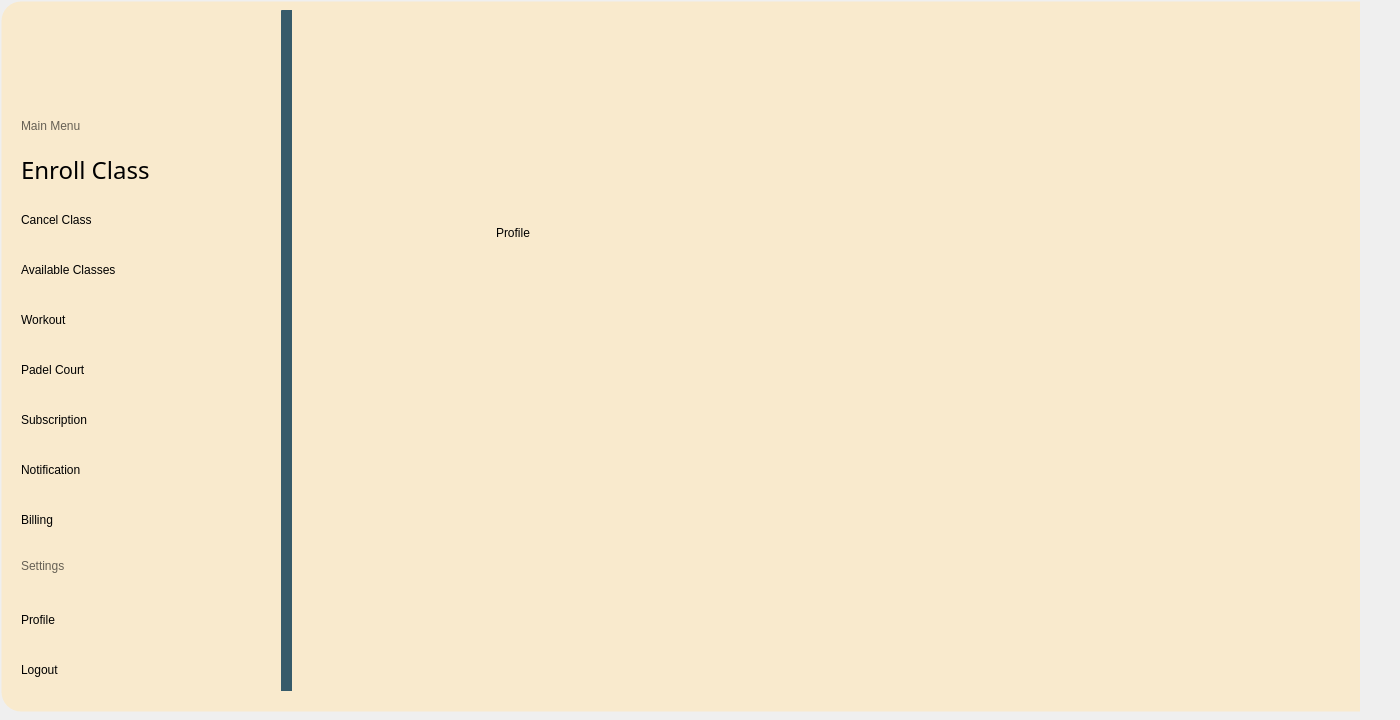
Qt form mainwindow.ui (YousefElbooz/FullGymProject) before a commit.
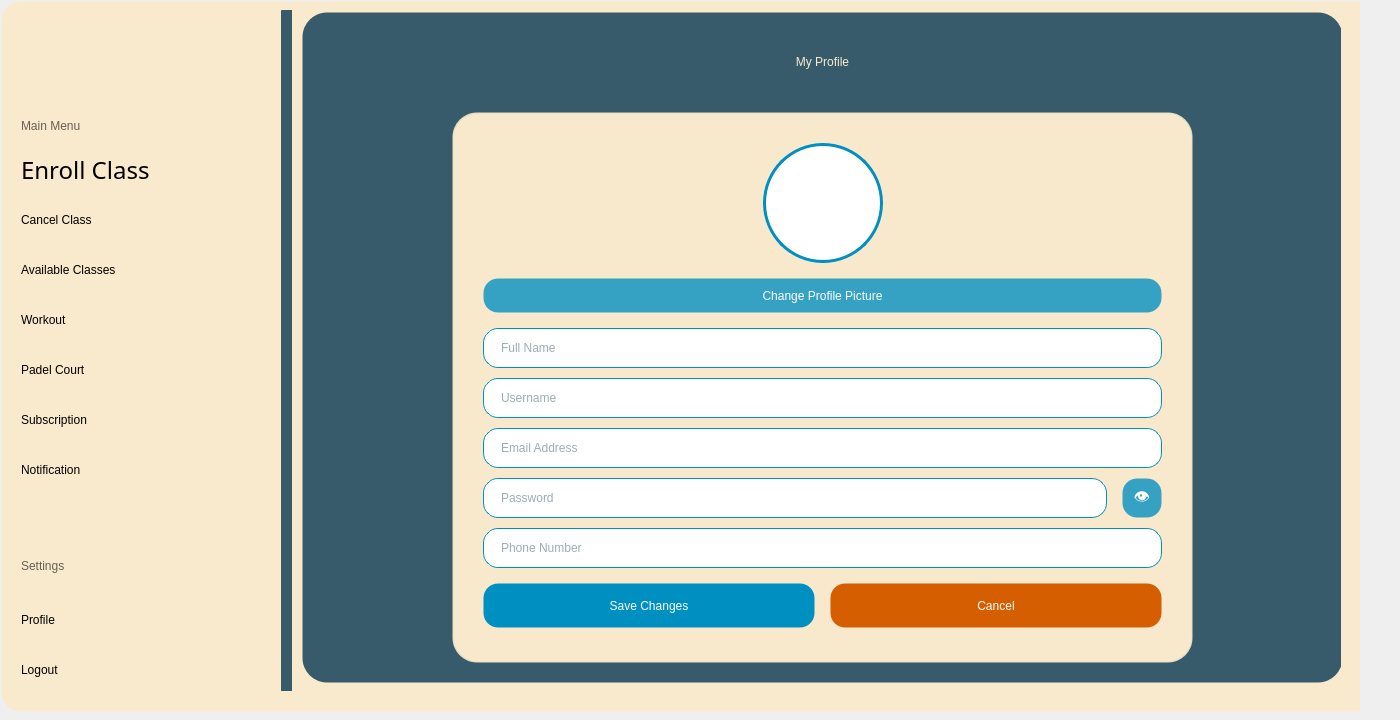
The same form after that commit. The open tabs and pages were chosen to show the change. Icons and pictures are not drawn.

```diff
--- a/mainwindow.ui
+++ b/mainwindow.ui
@@ -3831,7 +3831,7 @@
         <property name="geometry">
          <rect>
           <x>10</x>
-          <y>490</y>
+          <y>30</y>
           <width>241</width>
           <height>40</height>
          </rect>
@@ -4779,27 +4779,502 @@
         <widget class="QWidget" name="widget_28" native="true">
          <property name="geometry">
           <rect>
-           <x>-10</x>
+           <x>0</x>
            <y>0</y>
-           <width>1051</width>
-           <height>691</height>
+           <width>1041</width>
+           <height>671</height>
           </rect>
          </property>
-         <widget class="QLabel" name="label_231">
+         <property name="styleSheet">
+          <string notr="true">background-color: rgb(55, 91, 106);border-radius: 25px;</string>
+         </property>
+         <widget class="QLabel" name="profileTitleLabel">
           <property name="geometry">
            <rect>
-            <x>200</x>
-            <y>170</y>
-            <width>291</width>
-            <height>101</height>
+            <x>0</x>
+            <y>20</y>
+            <width>1041</width>
+            <height>60</height>
            </rect>
           </property>
           <property name="styleSheet">
-           <string notr="true">color: rgb(0, 0, 0);</string>
+           <string notr="true">color: rgb(249, 234, 205);background-color: transparent;font: 36pt &quot;Yeasty Flavors&quot;;</string>
           </property>
           <property name="text">
-           <string>Profile</string>
+           <string>My Profile</string>
           </property>
+          <property name="alignment">
+           <set>Qt::AlignmentFlag::AlignCenter</set>
+          </property>
+         </widget>
+         <widget class="QStackedWidget" name="stackedWidgetProfile">
+          <property name="geometry">
+           <rect>
+            <x>150</x>
+            <y>100</y>
+            <width>741</width>
+            <height>551</height>
+           </rect>
+          </property>
+          <property name="styleSheet">
+           <string notr="true">background-color: rgba(249, 234, 205, 230);border-radius: 25px;</string>
+          </property>
+          <property name="currentIndex">
+           <number>1</number>
+          </property>
+          <widget class="QWidget" name="profileViewPage">
+           <layout class="QVBoxLayout" name="verticalLayout_profile">
+            <property name="spacing">
+             <number>15</number>
+            </property>
+            <property name="leftMargin">
+             <number>30</number>
+            </property>
+            <property name="topMargin">
+             <number>30</number>
+            </property>
+            <property name="rightMargin">
+             <number>30</number>
+            </property>
+            <property name="bottomMargin">
+             <number>30</number>
+            </property>
+            <item>
+             <layout class="QHBoxLayout" name="profileHeaderLayout">
+              <item>
+               <spacer name="horizontalSpacer_left">
+                <property name="orientation">
+                 <enum>Qt::Orientation::Horizontal</enum>
+                </property>
+                <property name="sizeHint" stdset="0">
+                 <size>
+                  <width>40</width>
+                  <height>20</height>
+                 </size>
+                </property>
+               </spacer>
+              </item>
+              <item>
+               <widget class="QLabel" name="labelProfilePic">
+                <property name="minimumSize">
+                 <size>
+                  <width>220</width>
+                  <height>220</height>
+                 </size>
+                </property>
+                <property name="maximumSize">
+                 <size>
+                  <width>220</width>
+                  <height>220</height>
+                 </size>
+                </property>
+                <property name="styleSheet">
+                 <string notr="true">border-radius: 110px;border: 5px solid #008FC1;background-color: white;</string>
+                </property>
+                <property name="alignment">
+                 <set>Qt::AlignmentFlag::AlignCenter</set>
+                </property>
+               </widget>
+              </item>
+              <item>
+               <spacer name="horizontalSpacer_right">
+                <property name="orientation">
+                 <enum>Qt::Orientation::Horizontal</enum>
+                </property>
+                <property name="sizeHint" stdset="0">
+                 <size>
+                  <width>40</width>
+                  <height>20</height>
+                 </size>
+                </property>
+               </spacer>
+              </item>
+             </layout>
+            </item>
+            <item>
+             <widget class="QWidget" name="profileDetailsWidget" native="true">
+              <property name="styleSheet">
+               <string notr="true">background-color: white;border-radius: 15px;</string>
+              </property>
+              <layout class="QVBoxLayout" name="profileDetailsLayout">
+               <property name="spacing">
+                <number>20</number>
+               </property>
+               <property name="leftMargin">
+                <number>20</number>
+               </property>
+               <property name="topMargin">
+                <number>20</number>
+               </property>
+               <property name="rightMargin">
+                <number>20</number>
+               </property>
+               <property name="bottomMargin">
+                <number>20</number>
+               </property>
+               <item>
+                <widget class="QLabel" name="labelName">
+                 <property name="minimumSize">
+                  <size>
+                   <width>0</width>
+                   <height>50</height>
+                  </size>
+                 </property>
+                 <property name="styleSheet">
+                  <string notr="true">QLabel {background-color: rgba(0, 143, 193, 50);color: rgb(55, 91, 106);border-radius: 15px;padding: 10px;font: bold 18pt &quot;Yeasty Flavors&quot;;}</string>
+                 </property>
+                 <property name="text">
+                  <string>Charlotte King</string>
+                 </property>
+                 <property name="alignment">
+                  <set>Qt::AlignmentFlag::AlignCenter</set>
+                 </property>
+                </widget>
+               </item>
+               <item>
+                <widget class="QLabel" name="labelUsername">
+                 <property name="minimumSize">
+                  <size>
+                   <width>0</width>
+                   <height>40</height>
+                  </size>
+                 </property>
+                 <property name="styleSheet">
+                  <string notr="true">QLabel {background-color: rgb(249, 234, 205);color: rgb(55, 91, 106);border-radius: 15px;padding: 5px;font: bold 14pt &quot;Yeasty Flavors&quot;;}</string>
+                 </property>
+                 <property name="text">
+                  <string>@johnkinggraphics</string>
+                 </property>
+                 <property name="alignment">
+                  <set>Qt::AlignmentFlag::AlignCenter</set>
+                 </property>
+                </widget>
+               </item>
+               <item>
+                <widget class="QWidget" name="membershipStatusWidget" native="true">
+                 <property name="minimumSize">
+                  <size>
+                   <width>0</width>
+                   <height>60</height>
+                  </size>
+                 </property>
+                 <property name="styleSheet">
+                  <string notr="true">background-color: rgba(0, 143, 193, 70);border-radius: 15px;</string>
+                 </property>
+                 <layout class="QHBoxLayout" name="membershipStatusLayout">
+                  <item>
+                   <widget class="QLabel" name="membershipTitleLabel">
+                    <property name="styleSheet">
+                     <string notr="true">font: 14pt &quot;Yeasty Flavors&quot;;color: #2B4570;background-color: transparent;</string>
+                    </property>
+                    <property name="text">
+                     <string>Membership Status:</string>
+                    </property>
+                   </widget>
+                  </item>
+                  <item>
+                   <widget class="QLabel" name="membershipValueLabel">
+                    <property name="styleSheet">
+                     <string notr="true">font: bold 16pt &quot;Yeasty Flavors&quot;;color: #2B4570;background-color: transparent;</string>
+                    </property>
+                    <property name="text">
+                     <string>VIP Member</string>
+                    </property>
+                    <property name="alignment">
+                     <set>Qt::AlignmentFlag::AlignRight|Qt::AlignmentFlag::AlignTrailing|Qt::AlignmentFlag::AlignVCenter</set>
+                    </property>
+                   </widget>
+                  </item>
+                 </layout>
+                </widget>
+               </item>
+              </layout>
+             </widget>
+            </item>
+            <item>
+             <widget class="QPushButton" name="btnEditProfile">
+              <property name="minimumSize">
+               <size>
+                <width>0</width>
+                <height>50</height>
+               </size>
+              </property>
+              <property name="styleSheet">
+               <string notr="true">QPushButton {background-color: #008FC1;color: white;border-radius: 15px;padding: 10px;font: bold 16pt &quot;Yeasty Flavors&quot;;}QPushButton:hover {background-color: #006F91;}QPushButton:pressed {background-color: #004F71;}</string>
+              </property>
+              <property name="text">
+               <string>Edit Profile</string>
+              </property>
+              <property name="icon">
+               <iconset>
+                <normaloff>:/img/images/edit.png</normaloff>:/img/images/edit.png</iconset>
+              </property>
+              <property name="iconSize">
+               <size>
+                <width>24</width>
+                <height>24</height>
+               </size>
+              </property>
+             </widget>
+            </item>
+           </layout>
+          </widget>
+          <widget class="QWidget" name="editProfilePage">
+           <layout class="QVBoxLayout" name="verticalLayout_editProfile">
+            <property name="spacing">
+             <number>15</number>
+            </property>
+            <property name="leftMargin">
+             <number>30</number>
+            </property>
+            <property name="topMargin">
+             <number>30</number>
+            </property>
+            <property name="rightMargin">
+             <number>30</number>
+            </property>
+            <property name="bottomMargin">
+             <number>30</number>
+            </property>
+            <item>
+             <layout class="QHBoxLayout" name="editProfilePicLayout">
+              <item>
+               <spacer name="horizontalSpacer_editLeft">
+                <property name="orientation">
+                 <enum>Qt::Orientation::Horizontal</enum>
+                </property>
+                <property name="sizeHint" stdset="0">
+                 <size>
+                  <width>40</width>
+                  <height>20</height>
+                 </size>
+                </property>
+               </spacer>
+              </item>
+              <item>
+               <widget class="QLabel" name="labelEditProfilePic">
+                <property name="minimumSize">
+                 <size>
+                  <width>120</width>
+                  <height>120</height>
+                 </size>
+                </property>
+                <property name="maximumSize">
+                 <size>
+                  <width>120</width>
+                  <height>120</height>
+                 </size>
+                </property>
+                <property name="styleSheet">
+                 <string notr="true">border-radius: 60px;border: 3px solid #008FC1;background-color: white;</string>
+                </property>
+                <property name="alignment">
+                 <set>Qt::AlignmentFlag::AlignCenter</set>
+                </property>
+               </widget>
+              </item>
+              <item>
+               <spacer name="horizontalSpacer_editRight">
+                <property name="orientation">
+                 <enum>Qt::Orientation::Horizontal</enum>
+                </property>
+                <property name="sizeHint" stdset="0">
+                 <size>
+                  <width>40</width>
+                  <height>20</height>
+                 </size>
+                </property>
+               </spacer>
+              </item>
+             </layout>
+            </item>
+            <item>
+             <widget class="QPushButton" name="btnChangeProfilePic">
+              <property name="minimumSize">
+               <size>
+                <width>0</width>
+                <height>35</height>
+               </size>
+              </property>
+              <property name="styleSheet">
+               <string notr="true">QPushButton {background-color: rgba(0, 143, 193, 200);color: white;border-radius: 15px;padding: 5px;font: bold 12pt &quot;Yeasty Flavors&quot;;}QPushButton:hover {background-color: #008FC1;}QPushButton:pressed {background-color: #006F91;}</string>
+              </property>
+              <property name="text">
+               <string>Change Profile Picture</string>
+              </property>
+              <property name="icon">
+               <iconset>
+                <normaloff>:/img/images/camera.png</normaloff>:/img/images/camera.png</iconset>
+              </property>
+             </widget>
+            </item>
+            <item>
+             <layout class="QGridLayout" name="editFormLayout">
+              <property name="horizontalSpacing">
+               <number>15</number>
+              </property>
+              <property name="verticalSpacing">
+               <number>10</number>
+              </property>
+              <item row="0" column="0" colspan="2">
+               <widget class="QLineEdit" name="editName">
+                <property name="minimumSize">
+                 <size>
+                  <width>0</width>
+                  <height>40</height>
+                 </size>
+                </property>
+                <property name="styleSheet">
+                 <string notr="true">QLineEdit {background-color: white;color: rgb(55, 91, 106);border-radius: 15px;border: 1px solid #008FC1;padding: 5px 15px;font: bold 14pt &quot;Yeasty Flavors&quot;;}QLineEdit:focus {border: 2px solid #008FC1;}</string>
+                </property>
+                <property name="placeholderText">
+                 <string>Full Name</string>
+                </property>
+               </widget>
+              </item>
+              <item row="1" column="0" colspan="2">
+               <widget class="QLineEdit" name="editUsername">
+                <property name="minimumSize">
+                 <size>
+                  <width>0</width>
+                  <height>40</height>
+                 </size>
+                </property>
+                <property name="styleSheet">
+                 <string notr="true">QLineEdit {background-color: white;color: rgb(55, 91, 106);border-radius: 15px;border: 1px solid #008FC1;padding: 5px 15px;font: bold 14pt &quot;Yeasty Flavors&quot;;}QLineEdit:focus {border: 2px solid #008FC1;}</string>
+                </property>
+                <property name="placeholderText">
+                 <string>Username</string>
+                </property>
+               </widget>
+              </item>
+              <item row="2" column="0" colspan="2">
+               <widget class="QLineEdit" name="editEmail">
+                <property name="minimumSize">
+                 <size>
+                  <width>0</width>
+                  <height>40</height>
+                 </size>
+                </property>
+                <property name="styleSheet">
+                 <string notr="true">QLineEdit {background-color: white;color: rgb(55, 91, 106);border-radius: 15px;border: 1px solid #008FC1;padding: 5px 15px;font: bold 14pt &quot;Yeasty Flavors&quot;;}QLineEdit:focus {border: 2px solid #008FC1;}</string>
+                </property>
+                <property name="placeholderText">
+                 <string>Email Address</string>
+                </property>
+               </widget>
+              </item>
+              <item row="3" column="0">
+               <widget class="QLineEdit" name="editPassword">
+                <property name="minimumSize">
+                 <size>
+                  <width>0</width>
+                  <height>40</height>
+                 </size>
+                </property>
+                <property name="styleSheet">
+                 <string notr="true">QLineEdit {background-color: white;color: rgb(55, 91, 106);border-radius: 15px;border: 1px solid #008FC1;padding: 5px 15px;font: bold 14pt &quot;Yeasty Flavors&quot;;}QLineEdit:focus {border: 2px solid #008FC1;}</string>
+                </property>
+                <property name="echoMode">
+                 <enum>QLineEdit::EchoMode::Password</enum>
+                </property>
+                <property name="placeholderText">
+                 <string>Password</string>
+                </property>
+               </widget>
+              </item>
+              <item row="3" column="1">
+               <widget class="QToolButton" name="btnTogglePassword">
+                <property name="minimumSize">
+                 <size>
+                  <width>40</width>
+                  <height>40</height>
+                 </size>
+                </property>
+                <property name="styleSheet">
+                 <string notr="true">QToolButton {background-color: rgba(0, 143, 193, 200);color: white;border-radius: 15px;font-size: 16px;}QToolButton:hover {background-color: #008FC1;}</string>
+                </property>
+                <property name="text">
+                 <string>👁</string>
+                </property>
+               </widget>
+              </item>
+              <item row="4" column="0" colspan="2">
+               <widget class="QLineEdit" name="editPhone">
+                <property name="minimumSize">
+                 <size>
+                  <width>0</width>
+                  <height>40</height>
+                 </size>
+                </property>
+                <property name="styleSheet">
+                 <string notr="true">QLineEdit {background-color: white;color: rgb(55, 91, 106);border-radius: 15px;border: 1px solid #008FC1;padding: 5px 15px;font: bold 14pt &quot;Yeasty Flavors&quot;;}QLineEdit:focus {border: 2px solid #008FC1;}</string>
+                </property>
+                <property name="placeholderText">
+                 <string>Phone Number</string>
+                </property>
+               </widget>
+              </item>
+             </layout>
+            </item>
+            <item>
+             <layout class="QHBoxLayout" name="buttonsLayout">
+              <item>
+               <widget class="QPushButton" name="btnSaveProfile">
+                <property name="minimumSize">
+                 <size>
+                  <width>0</width>
+                  <height>45</height>
+                 </size>
+                </property>
+                <property name="styleSheet">
+                 <string notr="true">QPushButton {background-color: #008FC1;color: white;border-radius: 15px;padding: 10px;font: bold 16pt &quot;Yeasty Flavors&quot;;}QPushButton:hover {background-color: #006F91;}QPushButton:pressed {background-color: #004F71;}</string>
+                </property>
+                <property name="text">
+                 <string>Save Changes</string>
+                </property>
+                <property name="icon">
+                 <iconset>
+                  <normaloff>:/img/images/save.png</normaloff>:/img/images/save.png</iconset>
+                </property>
+                <property name="iconSize">
+                 <size>
+                  <width>20</width>
+                  <height>20</height>
+                 </size>
+                </property>
+               </widget>
+              </item>
+              <item>
+               <widget class="QPushButton" name="btnCancelEdit">
+                <property name="minimumSize">
+                 <size>
+                  <width>0</width>
+                  <height>45</height>
+                 </size>
+                </property>
+                <property name="styleSheet">
+                 <string notr="true">QPushButton {background-color: #D55E00;color: white;border-radius: 15px;padding: 10px;font: bold 16pt &quot;Yeasty Flavors&quot;;}QPushButton:hover {background-color: #A84700;}QPushButton:pressed {background-color: #7C3500;}</string>
+                </property>
+                <property name="text">
+                 <string>Cancel</string>
+                </property>
+                <property name="icon">
+                 <iconset>
+                  <normaloff>:/img/images/cancel.png</normaloff>:/img/images/cancel.png</iconset>
+                </property>
+                <property name="iconSize">
+                 <size>
+                  <width>20</width>
+                  <height>20</height>
+                 </size>
+                </property>
+               </widget>
+              </item>
+             </layout>
+            </item>
+           </layout>
+          </widget>
          </widget>
         </widget>
        </widget>
```
Left out of the diff: 833 changed lines with no effect on the pictures.
